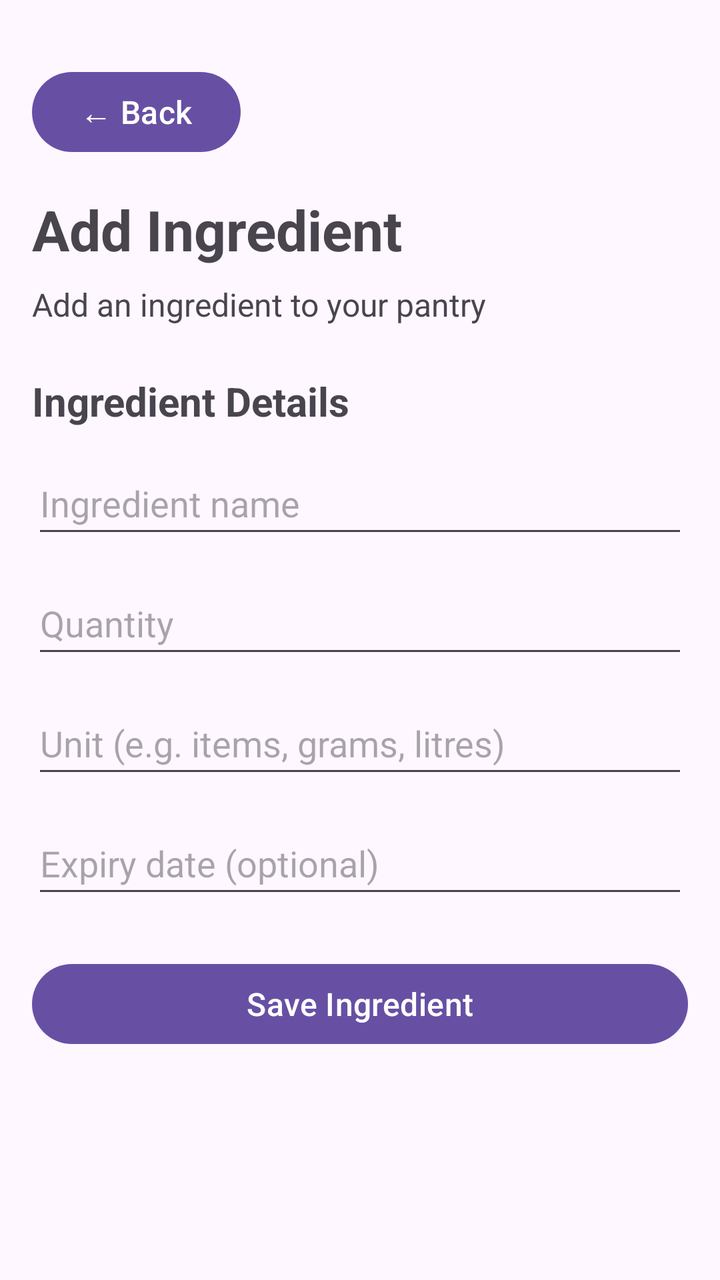
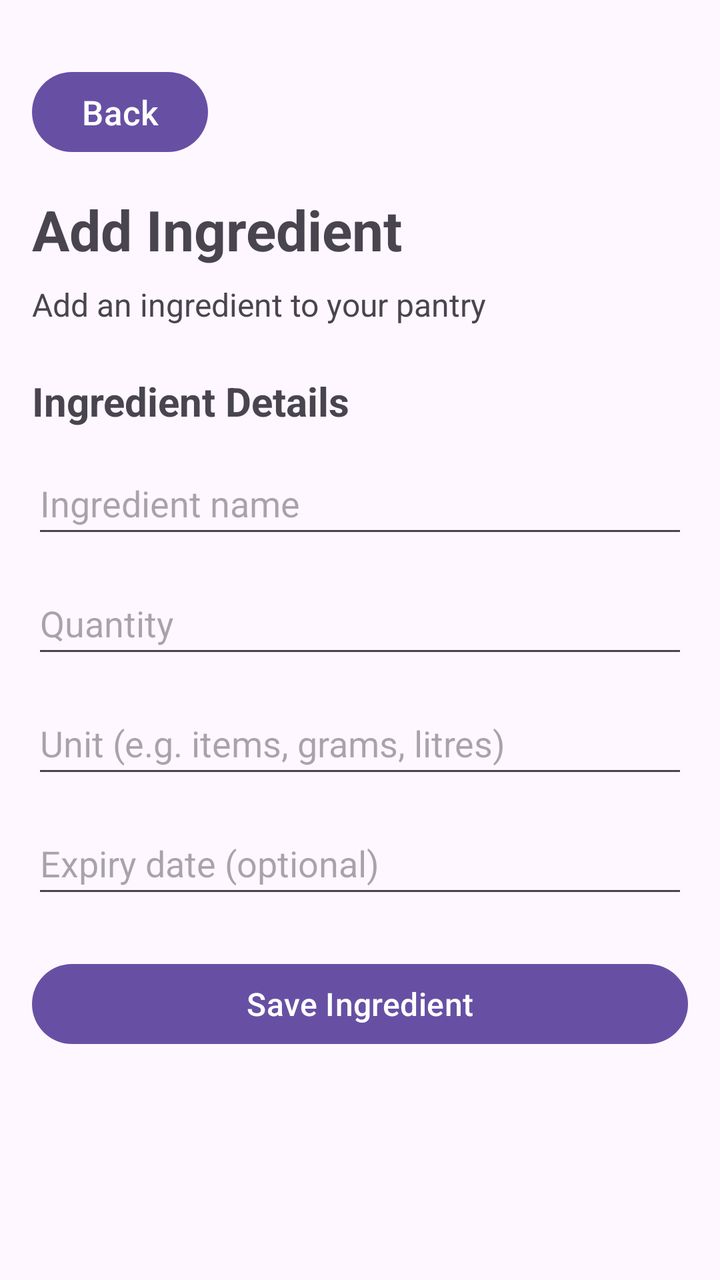

Screens rendered from an Android XML layout before and after an edit, with the pre-edit source and the edit as a unified diff.
<!-- AndroidManifest.xml: application theme Theme.SmartPantryManager -->
<!-- res/layout/activity_add_ingredient.xml -->
<?xml version="1.0" encoding="utf-8"?>
<ScrollView xmlns:android="http://schemas.android.com/apk/res/android"
    android:layout_width="match_parent"
    android:layout_height="match_parent">

    <LinearLayout
        android:layout_width="match_parent"
        android:layout_height="wrap_content"
        android:orientation="vertical"
        android:padding="16dp">

        <Button
            android:id="@+id/btnBackFromAddIngredient"
            android:layout_width="wrap_content"
            android:layout_height="wrap_content"
            android:text="← Back"
            android:textSize="16sp"
            android:textAllCaps="false"
            android:minHeight="48dp"
            android:layout_marginTop="16dp"
            android:layout_marginBottom="16dp" />

        <TextView
            android:layout_width="match_parent"
            android:layout_height="wrap_content"
            android:text="Add Ingredient"
            android:textSize="28sp"
            android:textStyle="bold"
            android:paddingBottom="8dp" />

        <TextView
            android:layout_width="match_parent"
            android:layout_height="wrap_content"
            android:text="Add an ingredient to your pantry"
            android:textSize="16sp"
            android:layout_marginBottom="24dp" />

        <TextView
            android:layout_width="match_parent"
            android:layout_height="wrap_content"
            android:text="Ingredient Details"
            android:textSize="20sp"
            android:textStyle="bold"
            android:layout_marginBottom="12dp" />

        <EditText
            android:id="@+id/etIngredientName"
            android:layout_width="match_parent"
            android:layout_height="wrap_content"
            android:hint="Ingredient name"
            android:inputType="text"
            android:minHeight="48dp"
            android:layout_marginBottom="12dp" />

        <EditText
            android:id="@+id/etQuantity"
            android:layout_width="match_parent"
            android:layout_height="wrap_content"
            android:hint="Quantity"
            android:inputType="numberDecimal"
            android:minHeight="48dp"
            android:layout_marginBottom="12dp" />

        <EditText
            android:id="@+id/etUnit"
            android:layout_width="match_parent"
            android:layout_height="wrap_content"
            android:hint="Unit (e.g. items, grams, litres)"
            android:inputType="text"
            android:minHeight="48dp"
            android:layout_marginBottom="12dp" />

        <EditText
            android:id="@+id/etExpiryDate"
            android:layout_width="match_parent"
            android:layout_height="wrap_content"
            android:hint="Expiry date (optional)"
            android:inputType="date"
            android:minHeight="48dp"
            android:layout_marginBottom="24dp" />

        <Button
            android:id="@+id/btnSaveIngredient"
            android:layout_width="match_parent"
            android:layout_height="wrap_content"
            android:text="Save Ingredient"
            android:textSize="16sp"
            android:textAllCaps="false"
            android:minHeight="48dp" />

    </LinearLayout>

</ScrollView>
<!-- resources referenced by this layout -->
<resources>
  <style name="Theme.SmartPantryManager" parent="Base.Theme.SmartPantryManager" />
  <style name="Base.Theme.SmartPantryManager" parent="Theme.Material3.DayNight.NoActionBar">
          
          
      </style>
</resources>

<!-- the commit's change to res/layout/activity_add_ingredient.xml (unified diff, before → after) -->
@@ -13,8 +13,8 @@
             android:id="@+id/btnBackFromAddIngredient"
             android:layout_width="wrap_content"
             android:layout_height="wrap_content"
-            android:text="← Back"
-            android:textSize="16sp"
+            android:text="Back"
+            android:textSize="17sp"
             android:textAllCaps="false"
             android:minHeight="48dp"
             android:layout_marginTop="16dp"
